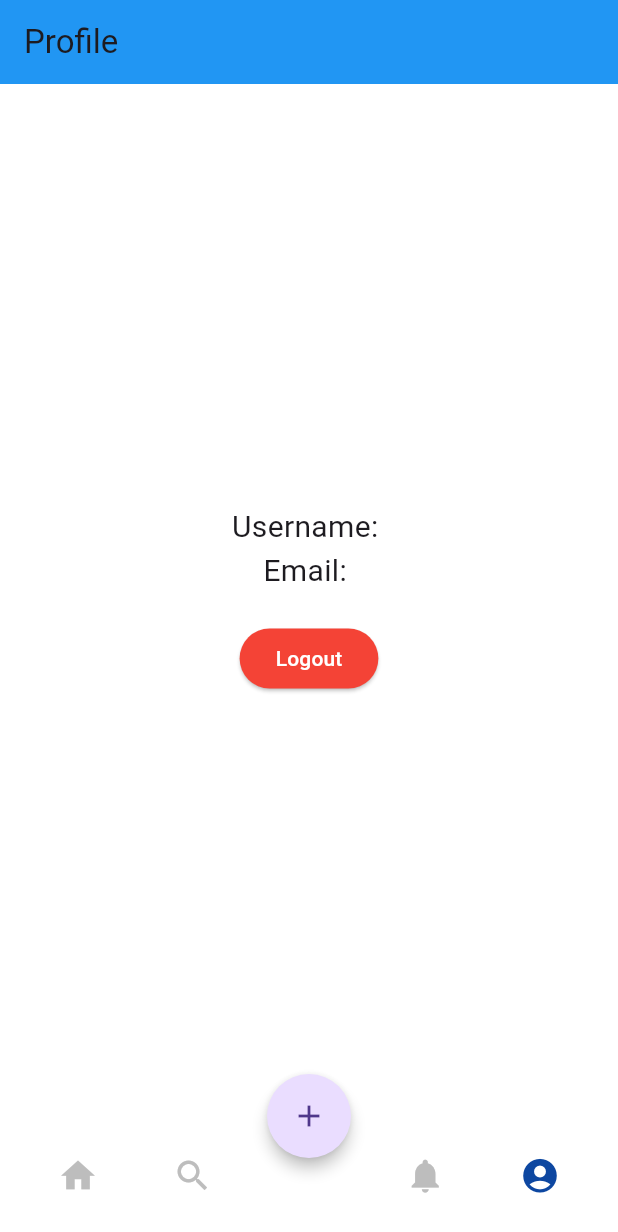
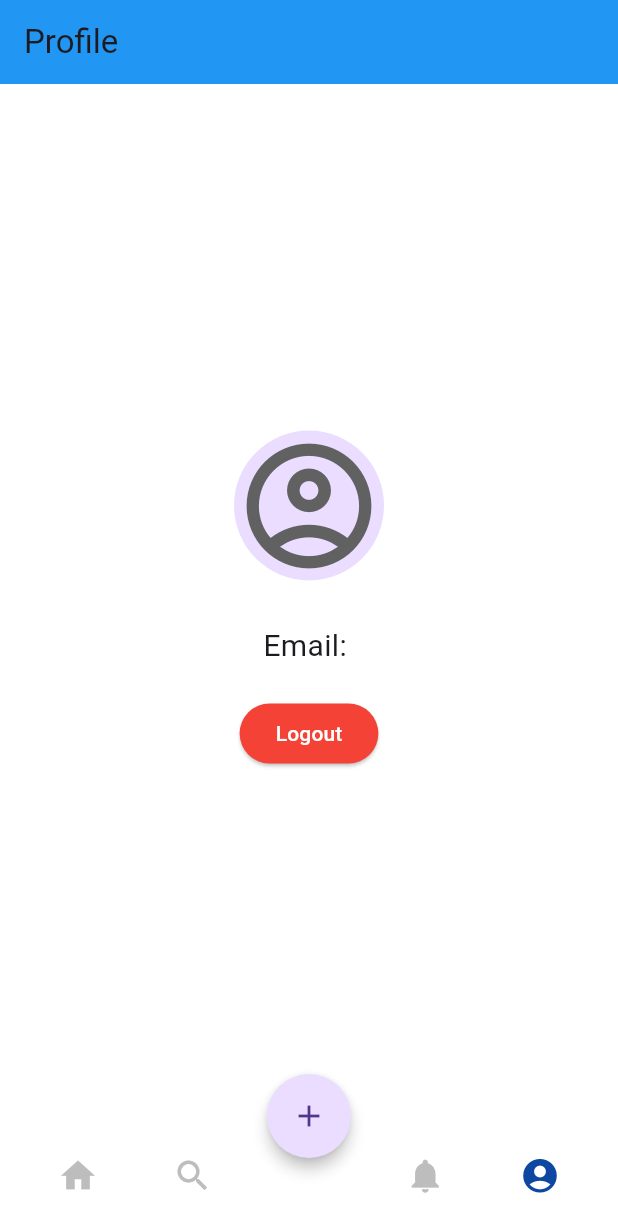
Before and after one commit to WillHeather18/recipie_app, a Flutter app: the screen it shows once a user with an empty profile is signed in, item 4 of the bottom bar chosen, on a phone screen of 412 x 824 dp. Shown: the top 1232 px of the screen. Run offline on Flutter 3.47's test engine with Material 3 defaults, Android fonts, the phone set to English and light mode, and no system bars; our stand-ins replace cloud_firestore, firebase_auth, firebase_core, firebase_storage, flutter_image_compress, flutter_spinbox and 2 more; accounts and stored records are empty.

Commit message:
added default profilepic on profile page

```diff
--- a/lib/pages/profile_page.dart
+++ b/lib/pages/profile_page.dart
@@ -25,8 +25,14 @@ class ProfilePage extends StatelessWidget {
               CircleAvatar(
                 radius: 50,
                 backgroundImage: NetworkImage(profilePictureUrl),
+              )
+            else
+              CircleAvatar(
+                radius: 50,
+                child: Icon(Icons.account_circle_outlined,
+                      size: 100, color: Colors.grey[700]),
               ),
-            Text("Username: ${userProvider.username}",
+            Text(userProvider.username,
                 style: const TextStyle(fontSize: 20)),
             Text("Email: ${userProvider.email}",
                 style: const TextStyle(fontSize: 20)),
```
